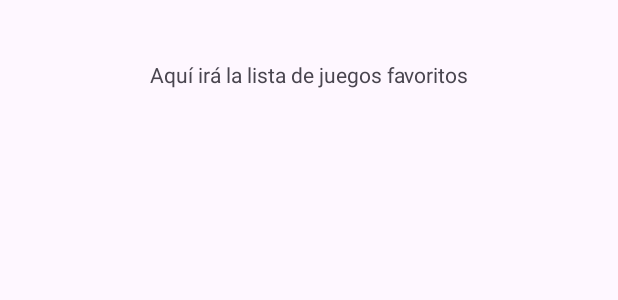
After one commit to RomanBossio/juegos-favoritos, an Android app: the layout activity_lista_juegos.xml on its own in the app's theme, with its tools: preview values and no code run, on a phone screen of 412 x 824 dp. The commit adds this screen. Shown: the top 300 px of the screen. Run offline under Robolectric (Android 15) with nearby library versions, the phone set to English and light mode, and no system bars.

```diff
--- a/app/src/main/AndroidManifest.xml
+++ b/app/src/main/AndroidManifest.xml
@@ -13,6 +13,9 @@
         android:theme="@style/Theme.JuegosFavoritosApp"
         tools:targetApi="31">
         <activity
+            android:name=".ListaJuegosActivity"
+            android:exported="false" />
+        <activity
             android:name=".MainActivity"
             android:exported="true">
             <intent-filter>
--- /dev/null
+++ b/app/src/main/res/layout/activity_lista_juegos.xml
@@ -0,0 +1,20 @@
+<?xml version="1.0" encoding="utf-8"?>
+<androidx.constraintlayout.widget.ConstraintLayout
+    xmlns:android="http://schemas.android.com/apk/res/android"
+    xmlns:app="http://schemas.android.com/apk/res-auto"
+    xmlns:tools="http://schemas.android.com/tools"
+    android:layout_width="match_parent"
+    android:layout_height="match_parent"
+    tools:context=".ListaJuegosActivity">
+
+    <TextView
+        android:id="@+id/tvLista"
+        android:layout_width="wrap_content"
+        android:layout_height="wrap_content"
+        android:text="Aquí irá la lista de juegos favoritos"
+        app:layout_constraintTop_toTopOf="parent"
+        app:layout_constraintStart_toStartOf="parent"
+        app:layout_constraintEnd_toEndOf="parent"
+        android:layout_marginTop="40dp"/>
+
+</androidx.constraintlayout.widget.ConstraintLayout>
```
Also changed, not shown: app/src/main/java/com/example/juegosfavoritosapp/ListaJuegosActivity.kt (added, +11 -0 lines), app/src/main/java/com/example/juegosfavoritosapp/MainActivity.kt (+11 -8 lines), app/src/main/res/layout/activity_main.xml (+36 -2 lines), app/src/main/res/drawable/logo.jpg (added).
